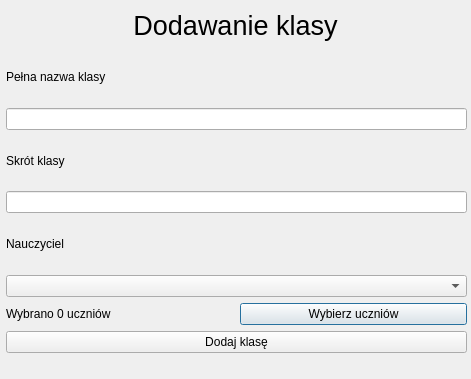
chixPL/excalibur, file ui/addclass.ui: the form before one commit.
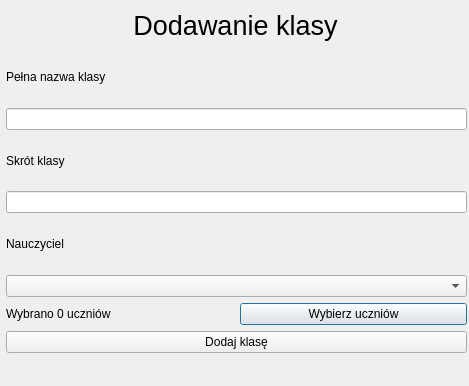
The form after the commit.

Diff of the .ui file:
```diff
--- a/ui/addclass.ui
+++ b/ui/addclass.ui
@@ -6,8 +6,8 @@
    <rect>
     <x>0</x>
     <y>0</y>
-    <width>471</width>
-    <height>379</height>
+    <width>469</width>
+    <height>386</height>
    </rect>
   </property>
   <property name="windowTitle">
```
